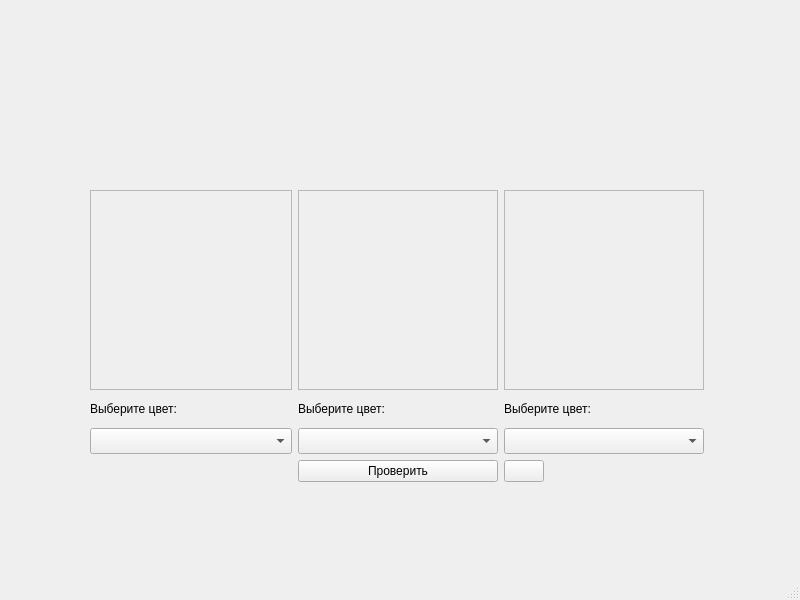
Before: the Qt Designer form mainwindow.ui in rL1ze/mind-lab, drawn with Qt 5.
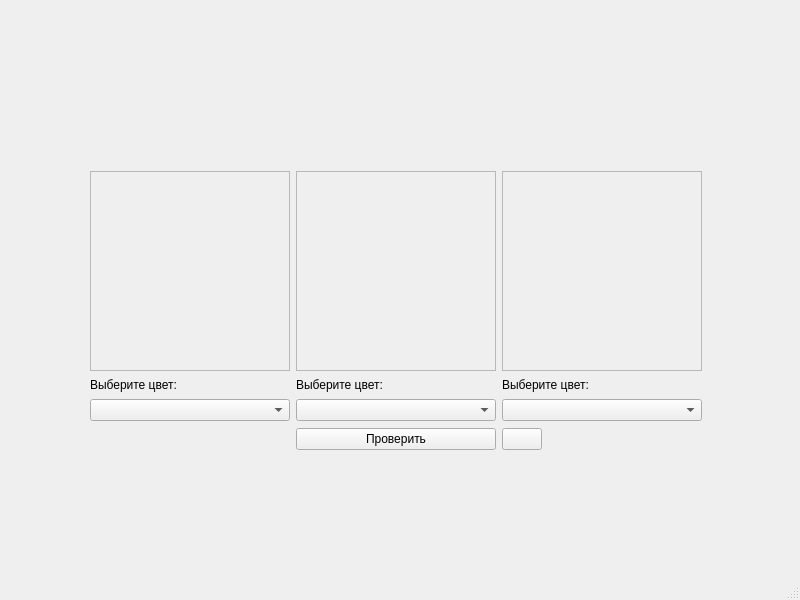
After: the same form once the commit is applied.

Commit message: - Перенёс инцилизацию конструктора в глобальыне перменные, изменил функцию setupBalls, изменил класс Balls и добавил динамические виджеты на ui

```diff
--- a/mainwindow.ui
+++ b/mainwindow.ui
@@ -38,23 +38,75 @@
      <verstretch>0</verstretch>
     </sizepolicy>
    </property>
-   <widget class="QWidget" name="layoutWidget">
+   <widget class="QLabel" name="ruleGame">
     <property name="geometry">
      <rect>
       <x>90</x>
-      <y>190</y>
+      <y>100</y>
+      <width>611</width>
+      <height>27</height>
+     </rect>
+    </property>
+    <property name="sizePolicy">
+     <sizepolicy hsizetype="Expanding" vsizetype="Expanding">
+      <horstretch>0</horstretch>
+      <verstretch>0</verstretch>
+     </sizepolicy>
+    </property>
+    <property name="font">
+     <font>
+      <pointsize>15</pointsize>
+     </font>
+    </property>
+    <property name="layoutDirection">
+     <enum>Qt::LeftToRight</enum>
+    </property>
+    <property name="text">
+     <string/>
+    </property>
+    <property name="alignment">
+     <set>Qt::AlignCenter</set>
+    </property>
+   </widget>
+   <widget class="QWidget" name="">
+    <property name="geometry">
+     <rect>
+      <x>90</x>
+      <y>170</y>
       <width>614</width>
-      <height>292</height>
+      <height>284</height>
      </rect>
     </property>
     <layout class="QGridLayout" name="gridLayout">
-     <property name="sizeConstraint">
-      <enum>QLayout::SetDefaultConstraint</enum>
-     </property>
-     <property name="spacing">
-      <number>6</number>
-     </property>
-     <item row="4" column="1">
+     <item row="0" column="0">
+      <widget class="QFrame" name="frame_1">
+       <property name="sizePolicy">
+        <sizepolicy hsizetype="Fixed" vsizetype="Fixed">
+         <horstretch>0</horstretch>
+         <verstretch>0</verstretch>
+        </sizepolicy>
+       </property>
+       <property name="minimumSize">
+        <size>
+         <width>200</width>
+         <height>200</height>
+        </size>
+       </property>
+       <property name="baseSize">
+        <size>
+         <width>0</width>
+         <height>0</height>
+        </size>
+       </property>
+       <property name="frameShape">
+        <enum>QFrame::StyledPanel</enum>
+       </property>
+       <property name="frameShadow">
+        <enum>QFrame::Raised</enum>
+       </property>
+      </widget>
+     </item>
+     <item row="0" column="1">
       <widget class="QFrame" name="frame_2">
        <property name="sizePolicy">
         <sizepolicy hsizetype="Fixed" vsizetype="Fixed">
@@ -82,41 +134,77 @@
        </property>
       </widget>
      </item>
-     <item row="9" column="1">
-      <widget class="QComboBox" name="colorSelecting_2">
+     <item row="0" column="2">
+      <widget class="QFrame" name="frame_3">
        <property name="sizePolicy">
-        <sizepolicy hsizetype="Preferred" vsizetype="Preferred">
+        <sizepolicy hsizetype="Fixed" vsizetype="Fixed">
          <horstretch>0</horstretch>
          <verstretch>0</verstretch>
         </sizepolicy>
        </property>
-       <property name="editable">
-        <bool>false</bool>
+       <property name="minimumSize">
+        <size>
+         <width>200</width>
+         <height>200</height>
+        </size>
        </property>
-       <property name="currentIndex">
-        <number>-1</number>
+       <property name="baseSize">
+        <size>
+         <width>0</width>
+         <height>0</height>
+        </size>
        </property>
-       <item>
-        <property name="text">
-         <string>Синий</string>
-        </property>
-       </item>
-       <item>
-        <property name="text">
-         <string>Красный</string>
-        </property>
-       </item>
-       <item>
-        <property name="text">
-         <string>Жёлтый</string>
-        </property>
-       </item>
+       <property name="frameShape">
+        <enum>QFrame::StyledPanel</enum>
+       </property>
+       <property name="frameShadow">
+        <enum>QFrame::Raised</enum>
+       </property>
       </widget>
      </item>
-     <item row="9" column="0">
+     <item row="1" column="0">
+      <widget class="QLabel" name="selectColorText">
+       <property name="sizePolicy">
+        <sizepolicy hsizetype="Preferred" vsizetype="Fixed">
+         <horstretch>0</horstretch>
+         <verstretch>0</verstretch>
+        </sizepolicy>
+       </property>
+       <property name="text">
+        <string>Выберите цвет:</string>
+       </property>
+      </widget>
+     </item>
+     <item row="1" column="1">
+      <widget class="QLabel" name="selectColorText_2">
+       <property name="sizePolicy">
+        <sizepolicy hsizetype="Preferred" vsizetype="Fixed">
+         <horstretch>0</horstretch>
+         <verstretch>0</verstretch>
+        </sizepolicy>
+       </property>
+       <property name="text">
+        <string>Выберите цвет:</string>
+       </property>
+      </widget>
+     </item>
+     <item row="1" column="2">
+      <widget class="QLabel" name="selectColorText_3">
+       <property name="sizePolicy">
+        <sizepolicy hsizetype="Preferred" vsizetype="Fixed">
+         <horstretch>0</horstretch>
+         <verstretch>0</verstretch>
+        </sizepolicy>
+       </property>
+       <property name="text">
+        <string>Выберите цвет:</string>
+       </property>
+      </widget>
+     </item>
+     <item row="2" column="0">
       <widget class="QComboBox" name="colorSelecting">
        <property name="sizePolicy">
-        <sizepolicy hsizetype="Preferred" vsizetype="Preferred">
+        <sizepolicy hsizetype="Preferred" vsizetype="Fixed">
          <horstretch>0</horstretch>
          <verstretch>0</verstretch>
         </sizepolicy>
@@ -177,69 +265,69 @@
        </item>
       </widget>
      </item>
-     <item row="8" column="4">
-      <widget class="QLabel" name="label_3">
-       <property name="text">
-        <string>Выберите цвет:</string>
-       </property>
-      </widget>
-     </item>
-     <item row="10" column="4">
-      <widget class="QPushButton" name="newLvlButton">
+     <item row="2" column="1">
+      <widget class="QComboBox" name="colorSelecting_2">
        <property name="sizePolicy">
-        <sizepolicy hsizetype="Fixed" vsizetype="Preferred">
-         <horstretch>50</horstretch>
+        <sizepolicy hsizetype="Preferred" vsizetype="Fixed">
+         <horstretch>0</horstretch>
          <verstretch>0</verstretch>
         </sizepolicy>
        </property>
-       <property name="text">
-        <string/>
+       <property name="editable">
+        <bool>false</bool>
        </property>
+       <property name="currentIndex">
+        <number>-1</number>
+       </property>
+       <item>
+        <property name="text">
+         <string>Синий</string>
+        </property>
+       </item>
+       <item>
+        <property name="text">
+         <string>Красный</string>
+        </property>
+       </item>
+       <item>
+        <property name="text">
+         <string>Жёлтый</string>
+        </property>
+       </item>
       </widget>
      </item>
-     <item row="4" column="0">
-      <widget class="QFrame" name="frame_1">
+     <item row="2" column="2">
+      <widget class="QComboBox" name="colorSelecting_3">
        <property name="sizePolicy">
-        <sizepolicy hsizetype="Preferred" vsizetype="Preferred">
+        <sizepolicy hsizetype="Preferred" vsizetype="Fixed">
          <horstretch>0</horstretch>
          <verstretch>0</verstretch>
         </sizepolicy>
        </property>
-       <property name="minimumSize">
-        <size>
-         <width>200</width>
-         <height>200</height>
-        </size>
+       <property name="editable">
+        <bool>false</bool>
        </property>
-       <property name="baseSize">
-        <size>
-         <width>0</width>
-         <height>0</height>
-        </size>
+       <property name="currentIndex">
+        <number>-1</number>
        </property>
-       <property name="frameShape">
-        <enum>QFrame::StyledPanel</enum>
-       </property>
-       <property name="frameShadow">
-        <enum>QFrame::Raised</enum>
-       </property>
+       <item>
+        <property name="text">
+         <string>Синий</string>
+        </property>
+       </item>
+       <item>
+        <property name="text">
+         <string>Красный</string>
+        </property>
+       </item>
+       <item>
+        <property name="text">
+         <string>Жёлтый</string>
+        </property>
+       </item>
       </widget>
      </item>
-     <item row="8" column="0">
-      <widget class="QLabel" name="label_2">
-       <property name="text">
-        <string>Выберите цвет:</string>
-       </property>
-      </widget>
-     </item>
-     <item row="8" column="1">
-      <widget class="QLabel" name="label">
-       <property name="text">
-        <string>Выберите цвет:</string>
-       </property>
-      </widget>
-     </item>
-     <item row="10" column="1">
+     <item row="3" column="1">
       <widget class="QPushButton" name="checkButton">
        <property name="enabled">
         <bool>true</bool>
@@ -276,99 +364,17 @@
        </property>
       </widget>
      </item>
-     <item row="9" column="4">
-      <widget class="QComboBox" name="colorSelecting_3">
+     <item row="3" column="2">
+      <widget class="QPushButton" name="newLvlButton">
        <property name="sizePolicy">
-        <sizepolicy hsizetype="Preferred" vsizetype="Preferred">
-         <horstretch>0</horstretch>
+        <sizepolicy hsizetype="Fixed" vsizetype="Fixed">
+         <horstretch>50</horstretch>
          <verstretch>0</verstretch>
         </sizepolicy>
-       </property>
-       <property name="editable">
-        <bool>false</bool>
-       </property>
-       <property name="currentIndex">
-        <number>-1</number>
-       </property>
-       <item>
-        <property name="text">
-         <string>Синий</string>
-        </property>
-       </item>
-       <item>
-        <property name="text">
-         <string>Красный</string>
-        </property>
-       </item>
-       <item>
-        <property name="text">
-         <string>Жёлтый</string>
-        </property>
-       </item>
-      </widget>
-     </item>
-     <item row="4" column="4">
-      <widget class="QFrame" name="frame_3">
-       <property name="sizePolicy">
-        <sizepolicy hsizetype="Preferred" vsizetype="Preferred">
-         <horstretch>0</horstretch>
-         <verstretch>0</verstretch>
-        </sizepolicy>
-       </property>
-       <property name="minimumSize">
-        <size>
-         <width>200</width>
-         <height>200</height>
-        </size>
-       </property>
-       <property name="baseSize">
-        <size>
-         <width>0</width>
-         <height>0</height>
-        </size>
-       </property>
-       <property name="frameShape">
-        <enum>QFrame::StyledPanel</enum>
-       </property>
-       <property name="frameShadow">
-        <enum>QFrame::Raised</enum>
-       </property>
-      </widget>
-     </item>
-    </layout>
-   </widget>
-   <widget class="QWidget" name="horizontalLayoutWidget">
-    <property name="geometry">
-     <rect>
-      <x>180</x>
-      <y>80</y>
-      <width>451</width>
-      <height>80</height>
-     </rect>
-    </property>
-    <layout class="QHBoxLayout" name="horizontalLayout">
-     <item>
-      <widget class="QLabel" name="ruleGame">
-       <property name="sizePolicy">
-        <sizepolicy hsizetype="Preferred" vsizetype="Preferred">
-         <horstretch>0</horstretch>
-         <verstretch>0</verstretch>
-        </sizepolicy>
-       </property>
-       <property name="font">
-        <font>
-         <pointsize>15</pointsize>
-        </font>
-       </property>
-       <property name="layoutDirection">
-        <enum>Qt::LeftToRight</enum>
        </property>
        <property name="text">
         <string/>
        </property>
-       <property name="alignment">
-        <set>Qt::AlignCenter</set>
-       </property>
       </widget>
      </item>
     </layout>
```
The commit also changes 5 other files.
